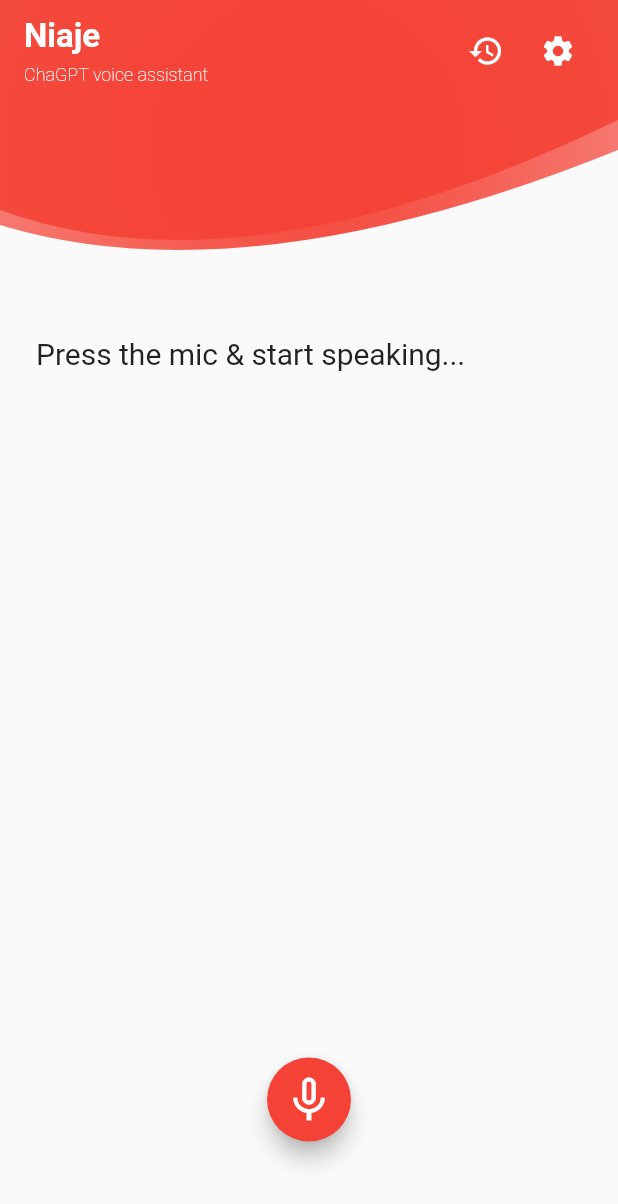
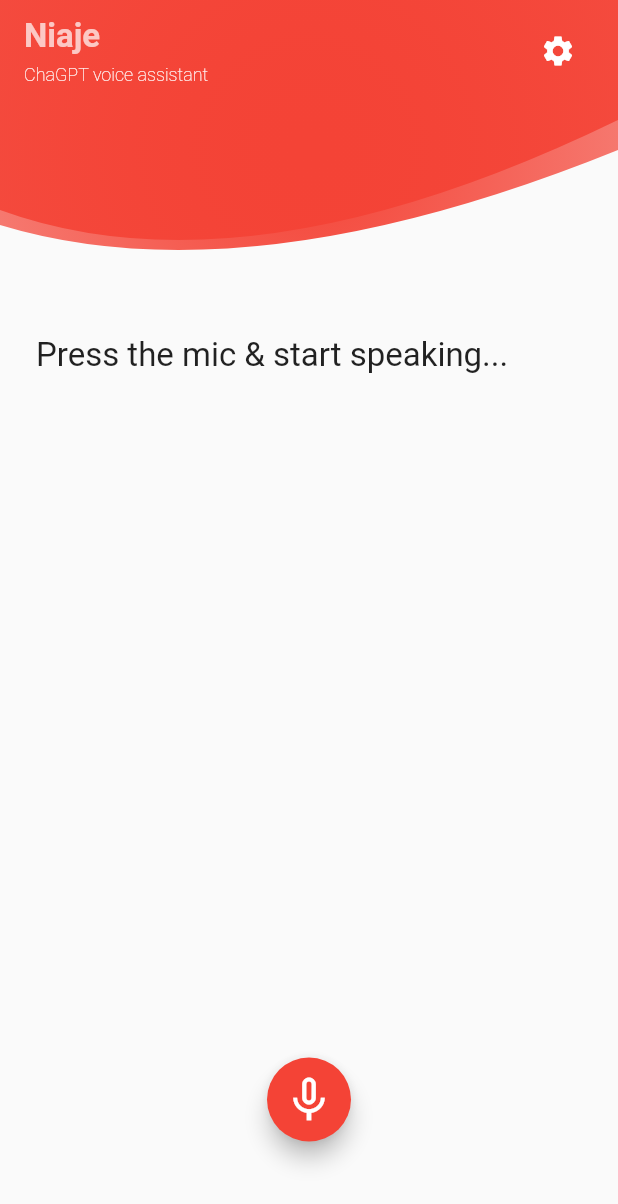
Before and after one commit to nzuqi/niaje, a Flutter app: the screen it shows after launch, after a tap on the "mic none" icon, on a phone screen of 412 x 824 dp. Shown: the top 1204 px of the screen. Run offline on Flutter 3.47's test engine with Material 2 defaults, Android fonts, the phone set to English and light mode, and no system bars; drawn by our look-alikes of avatar_glow; our stand-ins replace logger, speech_to_text; generated files the repository leaves out were written again.

Commit message:
UI enhancements

```diff
--- a/lib/src/home/home_view.dart
+++ b/lib/src/home/home_view.dart
@@ -13,11 +13,15 @@
 }
 
 class HomeViewState extends State<HomeView> {
-  String text = 'Press the mic & start speaking...';
+  final String defaultStr = 'Press the mic & start speaking...';
+  late String text;
+  late bool cleared;
   bool isListening = false;
 
   @override
   void initState() {
+    cleared = true;
+    text = defaultStr;
     super.initState();
   }
 
@@ -42,9 +46,36 @@
                 return Container(
                   margin: const EdgeInsets.all(8),
                   padding: const EdgeInsets.all(16),
-                  child: Text(
+                  child: Column(
+                    crossAxisAlignment: CrossAxisAlignment.start,
+                    children: [
+                      Text(
                         text,
-                    style: const TextStyle(fontSize: 20),
+                        style: const TextStyle(
+                          fontSize: 22.0,
+                        ),
+                      ),
+                      const SizedBox(height: 10.0),
+                      !isListening && !cleared
+                          ? InkWell(
+                              child: const Text(
+                                "Clear text",
+                                style: TextStyle(
+                                  color: Colors.transparent,
+                                  decoration: TextDecoration.underline,
+                                  decorationStyle: TextDecorationStyle.dotted,
+                                  decorationColor: Colors.red,
+                                  shadows: [Shadow(color: Colors.red, offset: Offset(0, -4))],
+                                ),
+                              ),
+                              onTap: () {
+                                text = defaultStr;
+                                cleared = true;
+                                setState(() {});
+                              },
+                            )
+                          : const SizedBox(),
+                    ],
                   ),
                 );
               },
@@ -66,18 +97,24 @@
     );
   }
 
-  Future toggleRecording() => SpeechApi.toggleRecording(
-        onResult: (text) => setState(() => this.text = text),
+  Future toggleRecording() {
+    return SpeechApi.toggleRecording(
+      onResult: (text) {
+        this.text = text;
+        cleared = false;
+        setState(() {});
+      },
       onListening: (isListening) {
-          logger.e(isListening);
-          setState(() => this.isListening = isListening);
+        this.isListening = isListening;
+        setState(() {});
 
         if (!isListening) {
           Future.delayed(const Duration(seconds: 1), () {
-              // Utils.scanText(text);
             logger.i(text);
+            // Make request to ChatGPT here...
           });
         }
       },
-      ).then((value) => logger.e(value));
+    );
   }
+}
--- a/lib/widgets/sliver_custom_app_bar.dart
+++ b/lib/widgets/sliver_custom_app_bar.dart
@@ -30,7 +30,7 @@
                   Text(
                     "Niaje",
                     style: TextStyle(
-                      color: Colors.white,
+                      color: Colors.white70,
                       fontWeight: FontWeight.bold,
                       fontSize: 22.0,
                     ),
@@ -49,12 +49,10 @@
               Row(
                 mainAxisAlignment: MainAxisAlignment.end,
                 children: [
-                  IconButton(
-                    icon: const Icon(Icons.history, color: Colors.white),
-                    onPressed: () {
-                      // Navigator.restorablePushNamed(context, SettingsView.routeName);
-                    },
-                  ),
+                  // IconButton(
+                  //   icon: const Icon(Icons.history, color: Colors.white),
+                  //   onPressed: () {},
+                  // ),
                   IconButton(
                     icon: const Icon(Icons.settings, color: Colors.white),
                     onPressed: () {
```
Also changed, not shown: 1 other file. Lines whose indentation alone changed are shown as unchanged.
